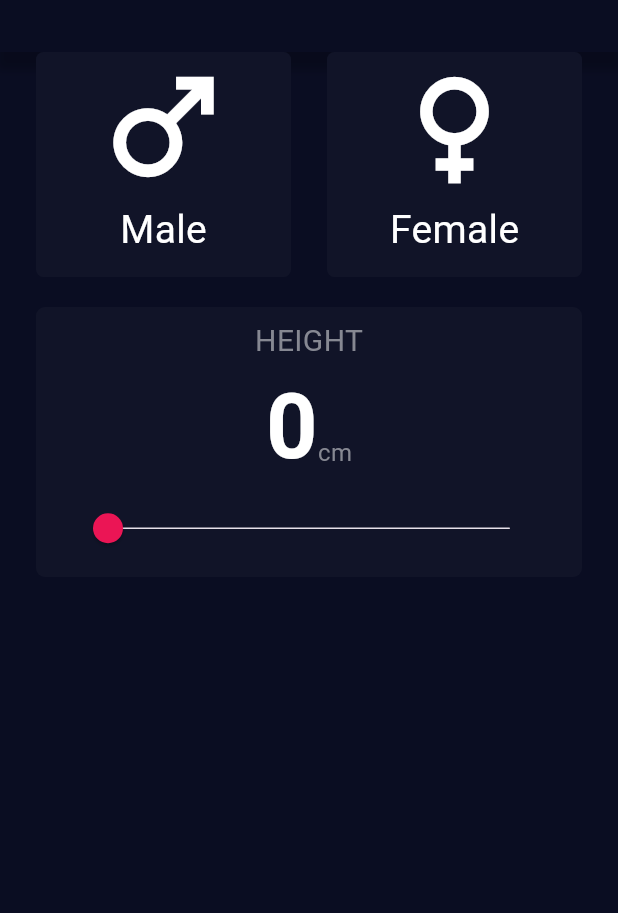
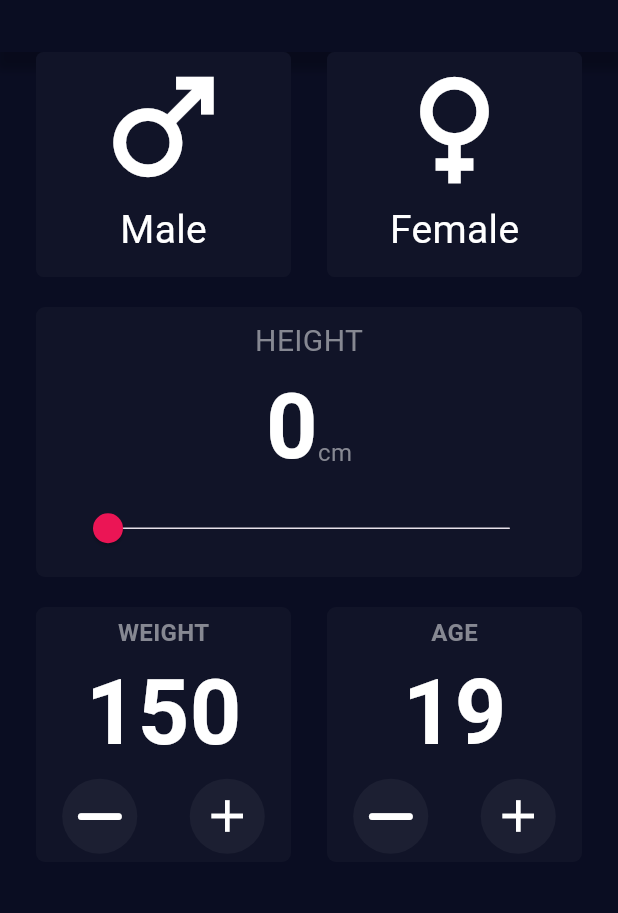
Before and after one commit to Youssef-Mustafa/Bmi-Calculator-Using-Flutter, a Flutter app: the screen it shows after launch, on a phone screen of 412 x 824 dp, the part 122-1035 px from its top. Run offline on Flutter 3.47's test engine with Material 3 defaults, Android fonts, the phone set to English and light mode, and no system bars; our stand-ins replace font_awesome_flutter.

Commit message:
Finish age and weight boxes

```diff
--- a/lib/views/home_view.dart
+++ b/lib/views/home_view.dart
@@ -1,3 +1,4 @@
+import 'package:bmi_calculator/widgets/boxes/custom_box.dart';
 import 'package:bmi_calculator/widgets/boxes/gender_box.dart';
 import 'package:bmi_calculator/widgets/boxes/height_box.dart';
 import 'package:bmi_calculator/widgets/custom_app_bar.dart';
@@ -35,7 +36,24 @@ class HomeView extends StatelessWidget {
           Padding(
             padding: EdgeInsets.symmetric(horizontal: 24.0),
             child: HeightBox(),
-          )
+          ),
+          SizedBox(
+            height: 20,
+          ),
+          Padding(
+            padding: EdgeInsets.symmetric(horizontal: 24.0),
+            child: Row(
+              mainAxisAlignment: MainAxisAlignment.spaceBetween,
+              children: [
+                CustomBox(
+                  boxTitle: 'Weight',
+                ),
+                CustomBox(
+                  boxTitle: 'Age',
+                ),
+              ],
+            ),
+          ),
         ],
       ),
     );
--- /dev/null
+++ b/lib/widgets/boxes/custom_box.dart
@@ -0,0 +1,96 @@
+import 'package:bmi_calculator/constant.dart';
+import 'package:flutter/material.dart';
+import 'package:font_awesome_flutter/font_awesome_flutter.dart';
+
+class CustomBox extends StatefulWidget {
+  const CustomBox({super.key, required this.boxTitle});
+  final String boxTitle;
+  @override
+  State<CustomBox> createState() => _CustomBoxState();
+}
+
+class _CustomBoxState extends State<CustomBox> {
+  int weight = 150;
+  int age = 19;
+  @override
+  Widget build(BuildContext context) {
+    return Container(
+      width: 170,
+      height: 170,
+      decoration: BoxDecoration(
+        color: kSecondaryColor,
+        borderRadius: BorderRadius.circular(6),
+      ),
+      child: Column(
+        mainAxisAlignment: MainAxisAlignment.center,
+        children: [
+          Text(
+            widget.boxTitle.toUpperCase(),
+            style: const TextStyle(
+                color: kTextPrimaryColor,
+                fontSize: 16,
+                fontWeight: FontWeight.bold),
+          ),
+          Text(
+            widget.boxTitle == 'Weight' ? '$weight' : '$age',
+            style: const TextStyle(
+                color: kTextSecondaryColor,
+                fontSize: 60,
+                fontWeight: FontWeight.bold),
+          ),
+          Row(
+            mainAxisAlignment: MainAxisAlignment.spaceAround,
+            children: [
+              GestureDetector(
+                onTap: () {
+                  setState(() {
+                    widget.boxTitle == 'Weight' ? weight-- : age--;
+                    if (age < 1) age = 1;
+                    if (weight < 1) weight = 1;
+                  });
+                },
+                child: const CustomIcon(
+                  icon: FontAwesomeIcons.minus,
+                ),
+              ),
+              GestureDetector(
+                onTap: () {
+                  setState(() {
+                    widget.boxTitle == 'Weight' ? weight++ : age++;
+                    if (age >= 120) age = 120;
+                    if (weight >= 200) weight = 200;
+                  });
+                },
+                child: const CustomIcon(
+                  icon: Icons.add,
+                ),
+              ),
+            ],
+          )
+        ],
+      ),
+    );
+  }
+}
+
+class CustomIcon extends StatelessWidget {
+  const CustomIcon({
+    super.key,
+    required this.icon,
+  });
+  final IconData icon;
+  @override
+  Widget build(BuildContext context) {
+    return Container(
+      width: 50,
+      height: 50,
+      decoration: BoxDecoration(
+          color: Color(0xff1c1f32), borderRadius: BorderRadius.circular(50)),
+      child: Icon(
+        icon,
+        color: kTextSecondaryColor,
+        size: 36,
+      ),
+    );
+  }
+}
```
